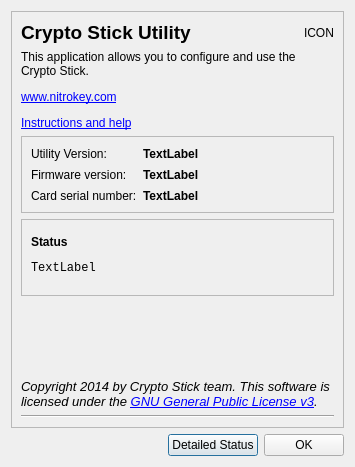
The window that aboutdialog.ui (Nitrokey/nitrokey-app) describes before a commit, drawn with Qt 5.
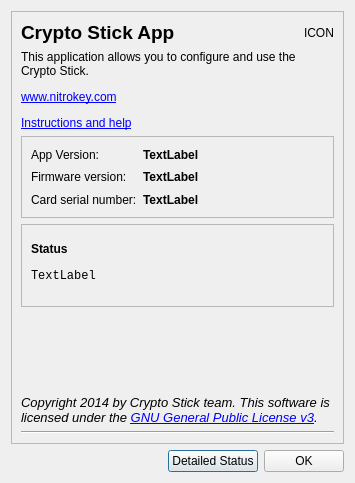
The same window after the commit. Icons and pictures are not drawn.

Commit message: rename 'utility' to 'app'

What changed in the file:
```diff
--- a/aboutdialog.ui
+++ b/aboutdialog.ui
@@ -7,7 +7,7 @@
     <x>0</x>
     <y>0</y>
     <width>355</width>
-    <height>467</height>
+    <height>483</height>
    </rect>
   </property>
   <property name="sizePolicy">
@@ -54,7 +54,7 @@
            </font>
           </property>
           <property name="text">
-           <string>Crypto Stick Utility</string>
+           <string>Crypto Stick App</string>
           </property>
          </widget>
         </item>
@@ -131,7 +131,7 @@
              <item>
               <widget class="QLabel" name="label_3">
                <property name="text">
-                <string>Utility Version:</string>
+                <string>App Version:</string>
                </property>
               </widget>
              </item>
```
